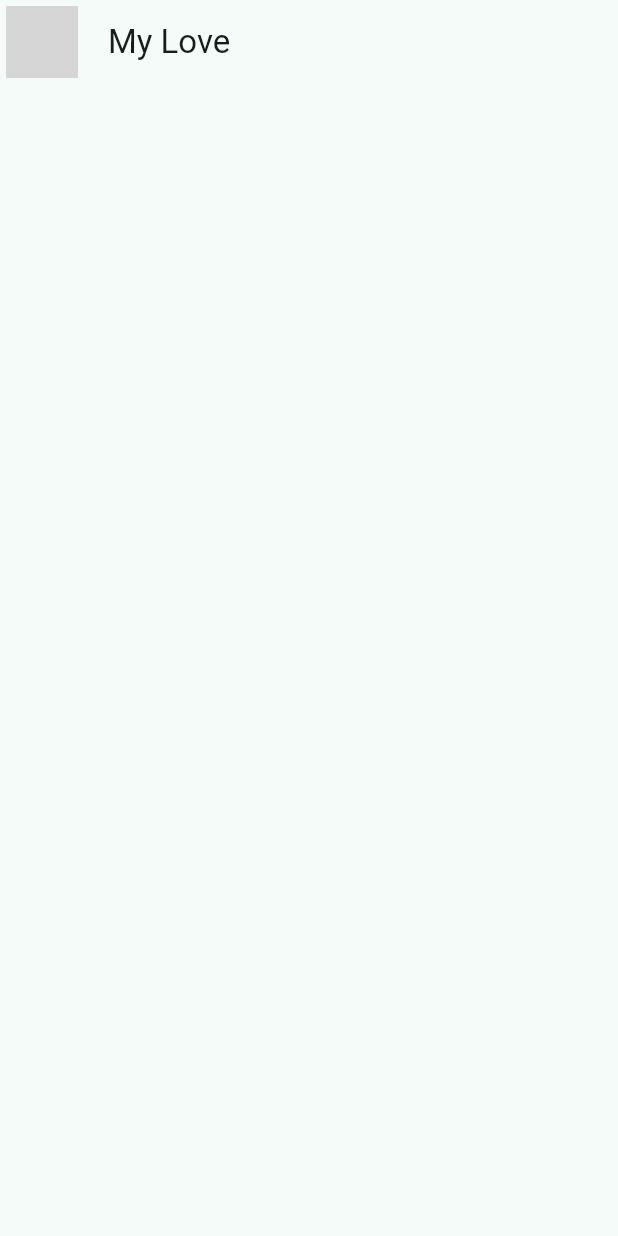
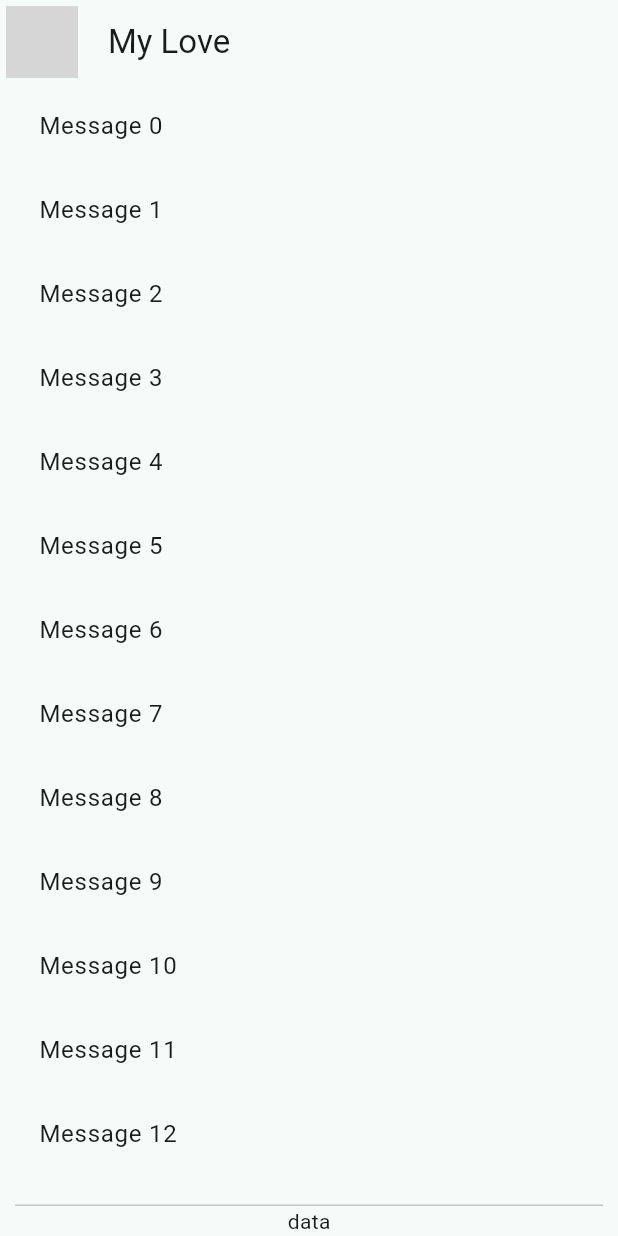
Before and after one commit to Gerardo-rios/Flutter_Course, a Flutter app: the screen it shows after launch, on a phone screen of 412 x 824 dp. Run offline on Flutter 3.47's test engine with Material 3 defaults, Android fonts, the phone set to English and light mode, and no system bars; network calls fail; grey boxes are pictures that could not be loaded.

Commit message:
Added list view

```diff
--- a/yes_no_app/lib/presentation/chat/chat_screen.dart
+++ b/yes_no_app/lib/presentation/chat/chat_screen.dart
@@ -14,6 +14,35 @@ class ChatScreen extends StatelessWidget {
                   "https://images-wixmp-ed30a86b8c4ca887773594c2.wixmp.com/i/08191f3a-35e9-4d24-84d6-b9796714f798/d6e3g88-6c6667f2-9b55-4c72-9136-5bfebb53d9fe.png/v1/fill/w_256,h_256/chloe_grace_moretz_tg_by_dartmuth_d6e3g88-fullview.png"),
             )),
         title: const Text('My Love'),
-    ));
+      ),
+      body: _ChatView(),
+    );
   }
 }
+
+class _ChatView extends StatelessWidget {
+  @override
+  Widget build(BuildContext context) {
+    return SafeArea(
+      child: Padding(
+        padding: const EdgeInsets.symmetric(horizontal: 10.0),
+        child: Column(
+          children: [
+            Expanded(
+              child: ListView.builder(
+                itemCount: 20,
+                itemBuilder: (context, index) {
+                  return ListTile(
+                    title: Text('Message $index'),
+                  );
+                },
+              ),
+            ),
+            const Divider(height: 1),
+            Text('data'),
+          ],
+        ),
+      ),
+    );
+  }
+}
```
Lines whose indentation alone changed are shown as unchanged.
